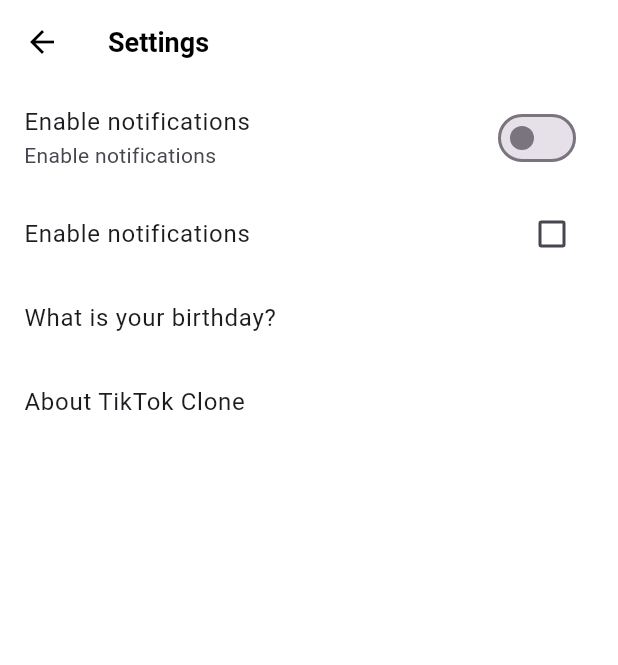
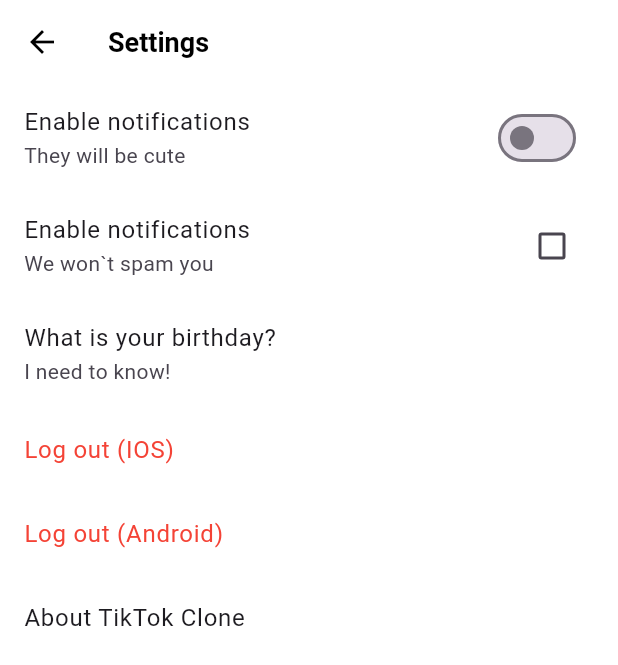
Before and after one commit to leegyuseung/tiktok-flutter, a Flutter app: the SettingsScreen screen opened directly, on a phone screen of 412 x 824 dp. Shown: the top 665 px of the screen. Run offline on Flutter 3.47's test engine with Material 3 defaults, Android fonts, the phone set to English and light mode, and no system bars; our stand-ins replace font_awesome_flutter, video_player, visibility_detector; network calls fail.

Commit message:
Settings : CupertinoAlertDialog

```diff
--- a/lib/features/settings/settings_screen.dart
+++ b/lib/features/settings/settings_screen.dart
@@ -1,5 +1,6 @@
 import 'package:flutter/cupertino.dart';
 import 'package:flutter/material.dart';
+import 'package:font_awesome_flutter/font_awesome_flutter.dart';
 
 class SettingsScreen extends StatefulWidget {
   const SettingsScreen({super.key});
@@ -29,15 +30,24 @@ class _SettingsScreenState extends State<SettingsScreen> {
           SwitchListTile.adaptive(
             value: _notifications,
             onChanged: _notificationsChanged,
-            title: const Text('Enable notifications'),
-            subtitle: const Text('Enable notifications'),
+            title: const Text(
+              'Enable notifications',
+            ),
+            subtitle: const Text(
+              'They will be cute',
+            ),
           ),
           CheckboxListTile(
             // checkColor: Colors.black,
             activeColor: Colors.black,
             value: _notifications,
             onChanged: _notificationsChanged,
-            title: const Text("Enable notifications"),
+            title: const Text(
+              "Enable notifications",
+            ),
+            subtitle: const Text(
+              'We won`t spam you',
+            ),
           ),
           ListTile(
             onTap: () async {
@@ -69,8 +79,76 @@ class _SettingsScreenState extends State<SettingsScreen> {
             title: const Text(
               'What is your birthday?',
             ),
+            subtitle: const Text('I need to know!'),
           ),
-          const AboutListTile()
+          ListTile(
+            title: const Text('Log out (IOS)'),
+            textColor: Colors.red,
+            onTap: () {
+              showCupertinoDialog(
+                context: context,
+                builder: (context) => CupertinoAlertDialog(
+                  title: const Text(
+                    'are you sure?',
+                  ),
+                  content: const Text(
+                    'Plx dont go',
+                  ),
+                  actions: [
+                    CupertinoDialogAction(
+                      onPressed: () => Navigator.of(context).pop(),
+                      child: const Text(
+                        'No',
+                      ),
+                    ),
+                    const CupertinoDialogAction(
+                      child: Text(
+                        "Yes",
+                      ),
+                    )
+                  ],
+                ),
+              );
+            },
+          ),
+          ListTile(
+            title: const Text('Log out (Android)'),
+            textColor: Colors.red,
+            onTap: () {
+              showDialog(
+                context: context,
+                builder: (context) => AlertDialog(
+                  icon: const FaIcon(
+                    FontAwesomeIcons.skull,
+                  ),
+                  title: const Text(
+                    'are you sure?',
+                  ),
+                  content: const Text(
+                    'Plx dont go',
+                  ),
+                  actions: [
+                    IconButton(
+                      onPressed: () => Navigator.of(context).pop(),
+                      icon: const FaIcon(
+                        FontAwesomeIcons.car,
+                      ),
+                    ),
+                    TextButton(
+                      onPressed: () => Navigator.of(context).pop(),
+                      child: const Text(
+                        'Yes',
+                      ),
+                    )
+                  ],
+                ),
+              );
+            },
+          ),
+          const AboutListTile(
+            applicationVersion: "1.0",
+            applicationLegalese: "Don`t copy me.",
+          )
         ],
       ),
     );
```
